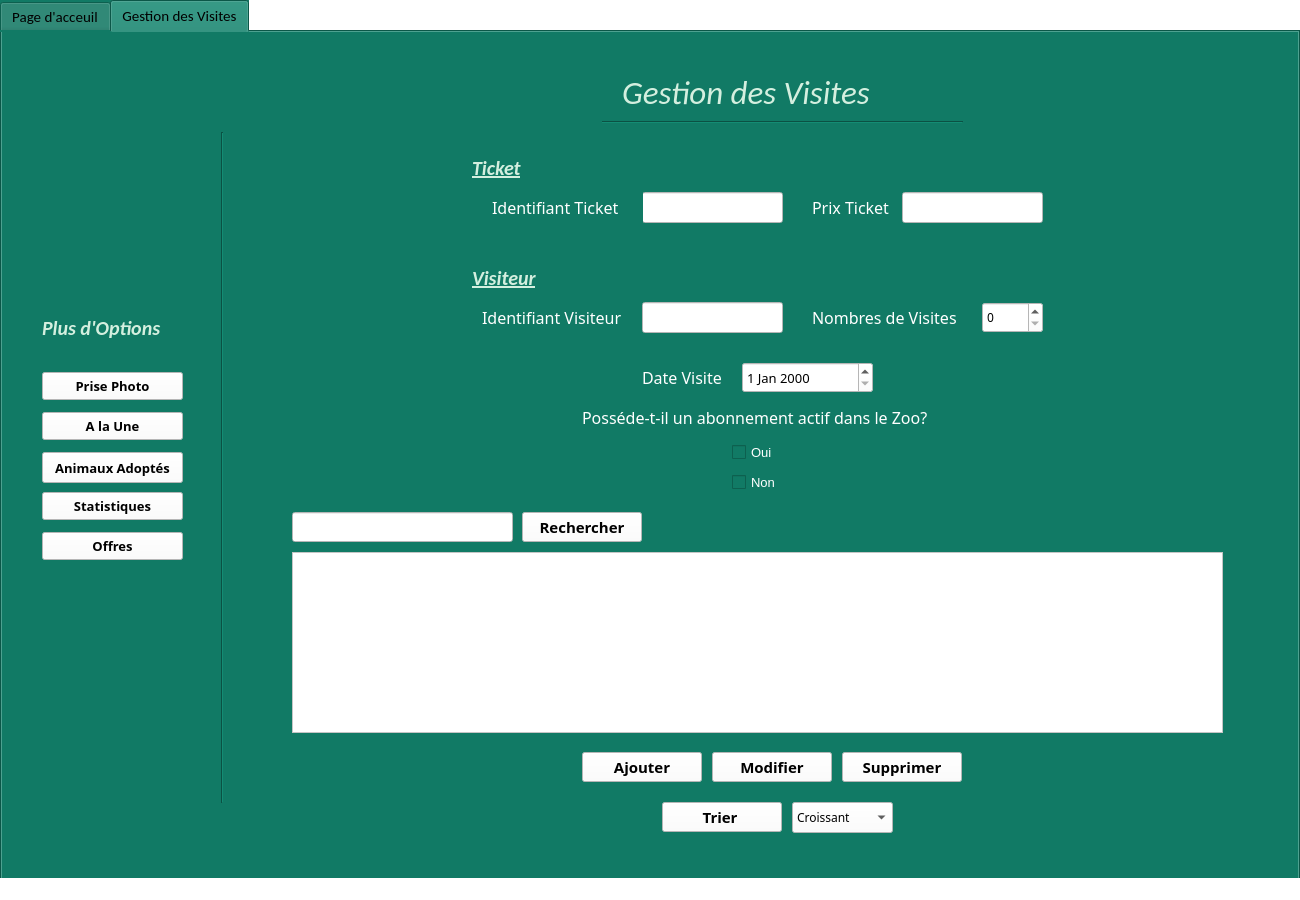
This is Gestion_Visites/mainwindow.ui in SarraGha/Smart_Park_2A19 as Qt 5 draws it before an edit. The edited form follows.
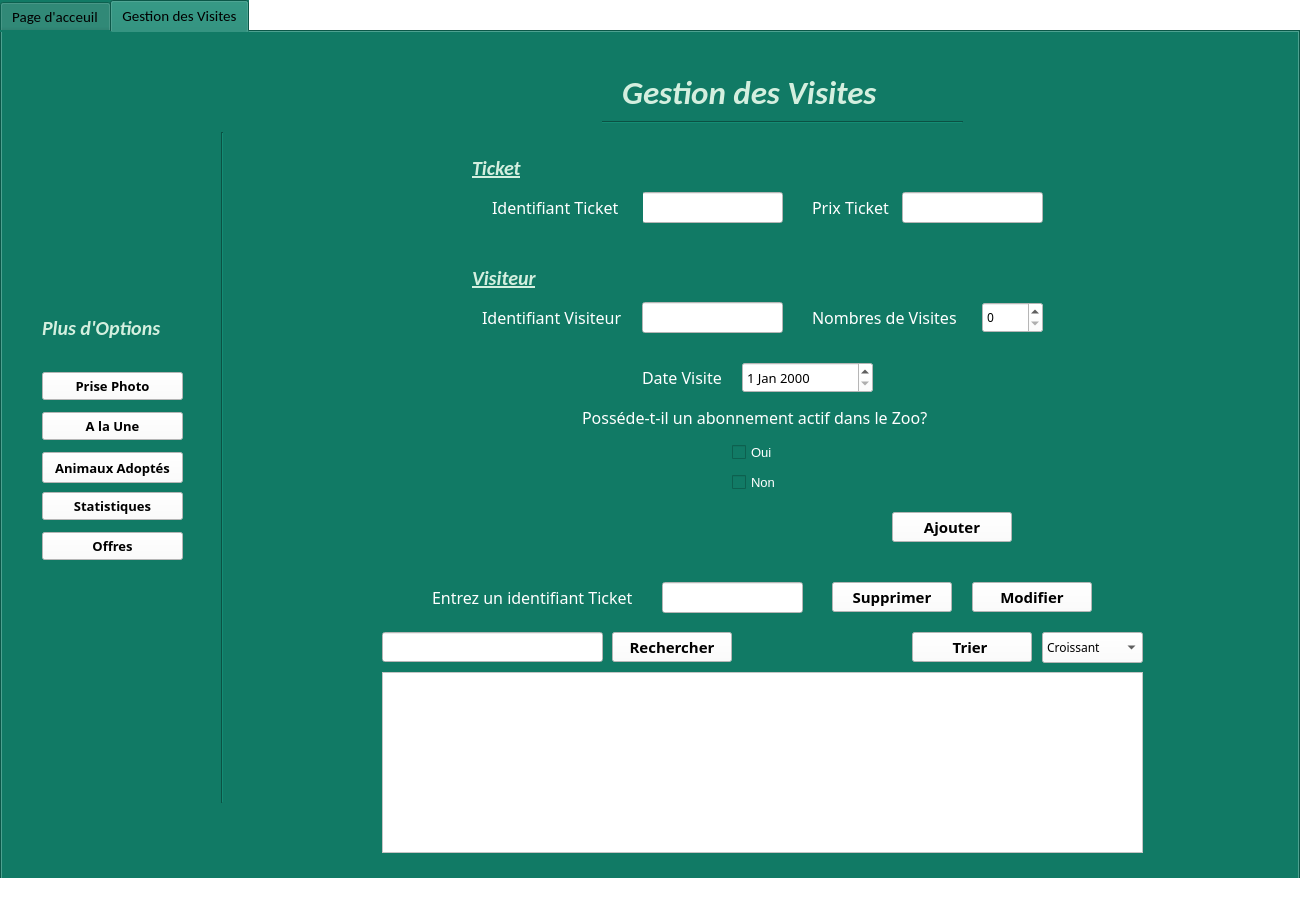
This is the edited form. Icons and pictures are not drawn.

What changed in the file:
```diff
--- a/Gestion_Visites/mainwindow.ui
+++ b/Gestion_Visites/mainwindow.ui
@@ -280,12 +280,18 @@
      <widget class="QTableView" name="tableView">
       <property name="geometry">
        <rect>
-        <x>290</x>
-        <y>520</y>
-        <width>931</width>
+        <x>380</x>
+        <y>640</y>
+        <width>761</width>
         <height>181</height>
        </rect>
       </property>
+      <property name="font">
+       <font>
+        <family>Calibri Light</family>
+        <pointsize>10</pointsize>
+       </font>
+      </property>
       <property name="styleSheet">
        <string notr="true">background-color: rgb(255, 255, 255);</string>
       </property>
@@ -293,8 +299,8 @@
      <widget class="QPushButton" name="modifier">
       <property name="geometry">
        <rect>
-        <x>710</x>
-        <y>720</y>
+        <x>970</x>
+        <y>550</y>
         <width>120</width>
         <height>30</height>
        </rect>
@@ -387,7 +393,7 @@
        <rect>
         <x>620</x>
         <y>40</y>
-        <width>321</width>
+        <width>331</width>
         <height>41</height>
        </rect>
       </property>
@@ -395,9 +401,9 @@
        <font>
         <family>Calibri</family>
         <pointsize>25</pointsize>
-        <weight>50</weight>
+        <weight>75</weight>
         <italic>true</italic>
-        <bold>false</bold>
+        <bold>true</bold>
         <underline>false</underline>
        </font>
       </property>
@@ -411,8 +417,8 @@
      <widget class="QPushButton" name="ajouter">
       <property name="geometry">
        <rect>
-        <x>580</x>
-        <y>720</y>
+        <x>890</x>
+        <y>480</y>
         <width>120</width>
         <height>30</height>
        </rect>
@@ -533,8 +539,8 @@
      <widget class="QPushButton" name="trier">
       <property name="geometry">
        <rect>
-        <x>660</x>
-        <y>770</y>
+        <x>910</x>
+        <y>600</y>
         <width>120</width>
         <height>30</height>
        </rect>
@@ -626,8 +632,8 @@
      <widget class="QPushButton" name="supprimer">
       <property name="geometry">
        <rect>
-        <x>840</x>
-        <y>720</y>
+        <x>830</x>
+        <y>550</y>
         <width>120</width>
         <height>30</height>
        </rect>
@@ -700,8 +706,8 @@
      <widget class="QPushButton" name="rechercher">
       <property name="geometry">
        <rect>
-        <x>520</x>
-        <y>480</y>
+        <x>610</x>
+        <y>600</y>
         <width>120</width>
         <height>30</height>
        </rect>
@@ -729,8 +735,8 @@
      <widget class="QComboBox" name="comboBox">
       <property name="geometry">
        <rect>
-        <x>790</x>
-        <y>770</y>
+        <x>1040</x>
+        <y>600</y>
         <width>101</width>
         <height>31</height>
        </rect>
@@ -759,8 +765,8 @@
      <widget class="QLineEdit" name="lineEdit_rechercher">
       <property name="geometry">
        <rect>
-        <x>290</x>
-        <y>480</y>
+        <x>380</x>
+        <y>600</y>
         <width>221</width>
         <height>30</height>
        </rect>
@@ -877,6 +883,41 @@
        <string notr="true">background-color: rgb(255, 255, 255);</string>
       </property>
      </widget>
+     <widget class="QLineEdit" name="lineEdit">
+      <property name="geometry">
+       <rect>
+        <x>660</x>
+        <y>550</y>
+        <width>141</width>
+        <height>31</height>
+       </rect>
+      </property>
+      <property name="styleSheet">
+       <string notr="true">background-color: rgb(255, 255, 255);</string>
+      </property>
+     </widget>
+     <widget class="QLabel" name="label">
+      <property name="geometry">
+       <rect>
+        <x>430</x>
+        <y>550</y>
+        <width>221</width>
+        <height>31</height>
+       </rect>
+      </property>
+      <property name="font">
+       <font>
+        <family>Calibri Light</family>
+        <pointsize>12</pointsize>
+       </font>
+      </property>
+      <property name="styleSheet">
+       <string notr="true">color: rgb(255, 255, 255);</string>
+      </property>
+      <property name="text">
+       <string>Entrez un identifiant Ticket</string>
+      </property>
+     </widget>
     </widget>
    </widget>
   </widget>
```
Left out of the diff: 34 changed lines with no effect on the pictures.
